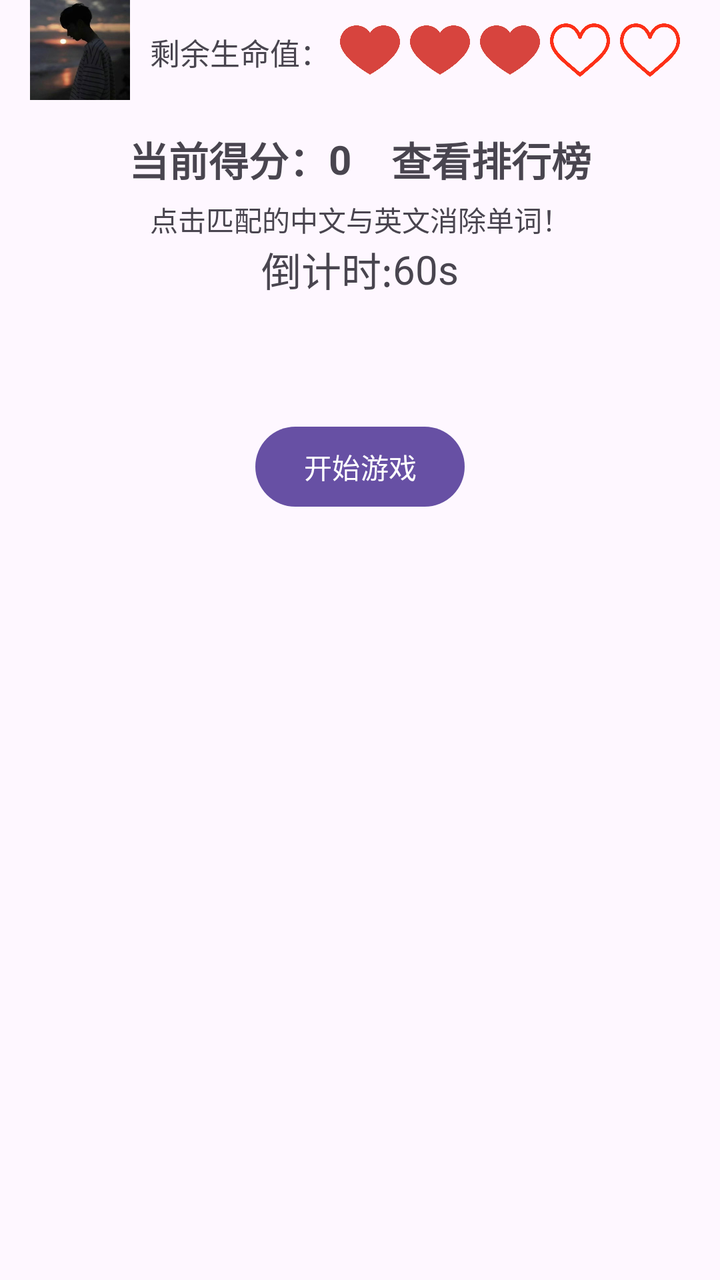
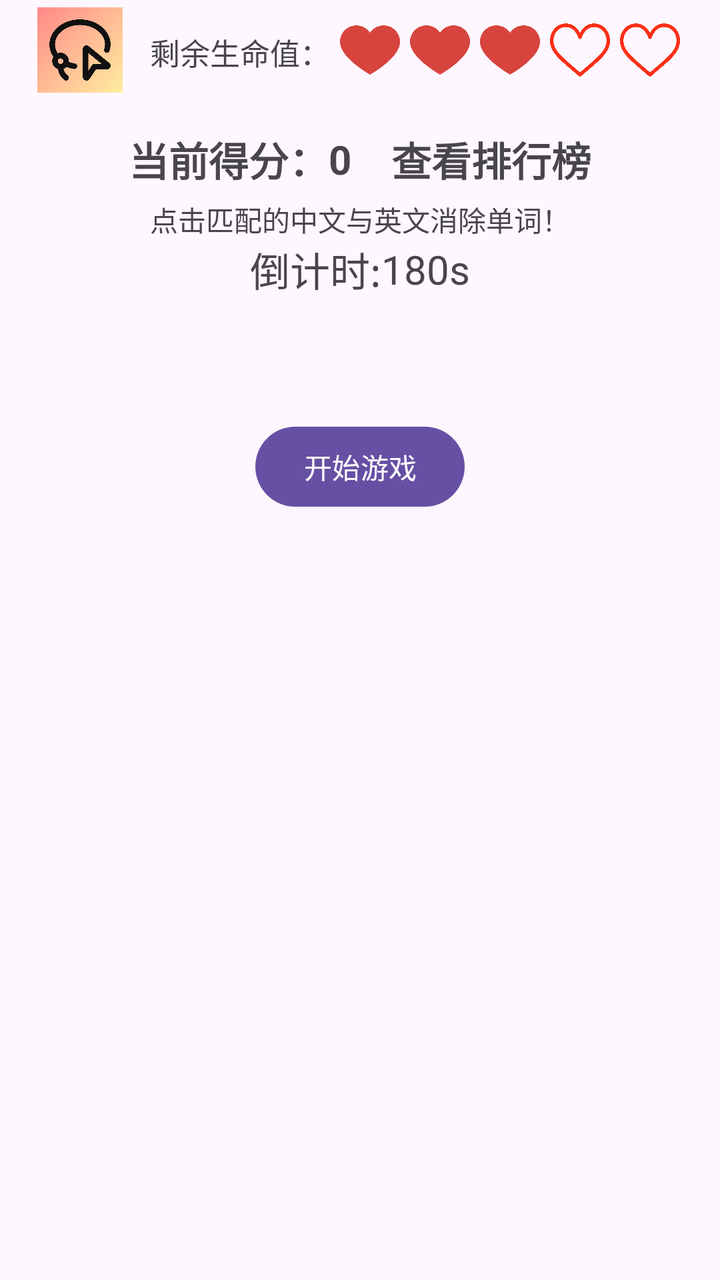

Screens rendered from an Android XML layout before and after an edit, with the pre-edit source and the edit as a unified diff.
<!-- AndroidManifest.xml: application theme Theme.WordCrush -->
<!-- res/layout/fragment_time_limit.xml -->
<?xml version="1.0" encoding="utf-8"?>
<LinearLayout xmlns:android="http://schemas.android.com/apk/res/android"
    android:layout_width="match_parent"
    android:layout_height="match_parent"
    android:orientation="vertical"
    android:gravity="center">

    <LinearLayout
        android:layout_width="match_parent"
        android:layout_height="wrap_content"
        android:fitsSystemWindows="true">

        <ImageView
            android:layout_width="50dp"
            android:layout_height="50dp"
            android:src="@drawable/default_avatar"
            android:layout_marginLeft="15dp"/>


        <TextView
            android:layout_width="wrap_content"
            android:layout_height="50dp"
            android:textSize="15sp"
            android:text="剩余生命值："
            android:layout_marginLeft="10dp"
            android:layout_marginTop="15dp"/>

        <ImageView
            android:id="@+id/heart1"
            android:layout_width="30dp"
            android:layout_height="50dp"
            android:src="@drawable/icon_red_heart"
            android:layout_marginLeft="5dp"/>

        <ImageView
            android:id="@+id/heart2"
            android:layout_width="30dp"
            android:layout_height="50dp"
            android:src="@drawable/icon_red_heart"
            android:layout_marginLeft="5dp"/>

        <ImageView
            android:id="@+id/heart3"
            android:layout_width="30dp"
            android:layout_height="50dp"
            android:src="@drawable/icon_red_heart"
            android:layout_marginLeft="5dp"/>

        <ImageView
            android:id="@+id/heart4"
            android:layout_width="30dp"
            android:layout_height="50dp"
            android:src="@drawable/icon_white_heart"
            android:layout_marginLeft="5dp"/>

        <ImageView
            android:id="@+id/heart5"
            android:layout_width="30dp"
            android:layout_height="50dp"
            android:src="@drawable/icon_white_heart"
            android:layout_marginLeft="5dp"/>

    </LinearLayout>

    <LinearLayout
        android:layout_width="match_parent"
        android:layout_height="wrap_content"
        android:gravity="center">
        <TextView
            android:layout_width="wrap_content"
            android:layout_height="wrap_content"
            android:text="当前得分："
            android:textSize="20sp"
            android:textStyle="bold"
            android:gravity="center"/>

        <TextView
            android:id="@+id/scoreText"
            android:layout_width="wrap_content"
            android:layout_height="wrap_content"
            android:text="0"
            android:textSize="20sp"
            android:textStyle="bold"
            android:gravity="center"/>

        <TextView
            android:id="@+id/rankingBtn"
            android:layout_width="wrap_content"
            android:layout_height="wrap_content"
            android:text="查看排行榜"
            android:textStyle="bold"
            android:textSize="20sp"
            android:layout_marginLeft="20dp" />

    </LinearLayout>

    <TextView
        android:layout_width="match_parent"
        android:layout_height="wrap_content"
        android:text="点击匹配的中文与英文消除单词！"
        android:layout_marginTop="5dp"
        android:gravity="center"/>

    <LinearLayout
        android:layout_width="match_parent"
        android:layout_height="wrap_content"
        android:orientation="horizontal"
        android:gravity="center">

        <TextView
            android:layout_width="wrap_content"
            android:layout_height="wrap_content"
            android:text="倒计时:"
            android:textSize="20sp"/>

        <TextView
            android:id="@+id/time"
            android:layout_width="wrap_content"
            android:layout_height="wrap_content"
            android:text="60s"
            android:textSize="20sp"/>

    </LinearLayout>

    <Button
        android:id="@+id/startGameBtn"
        android:layout_width="wrap_content"
        android:layout_height="wrap_content"
        android:layout_marginTop="60dp"
        android:text="开始游戏"/>

    <ScrollView
        xmlns:android="http://schemas.android.com/apk/res/android"
        android:layout_width="match_parent"
        android:layout_height="match_parent"
        android:paddingBottom="80dp">

        <LinearLayout
            xmlns:android="http://schemas.android.com/apk/res/android"
            android:orientation="horizontal"
            android:layout_width="match_parent"
            android:layout_height="match_parent"
            android:gravity="center"
            android:layout_marginTop="5dp"
            android:padding="5dp"
            android:visibility="gone"
            android:id="@+id/gameBody">

            
            <LinearLayout
                android:orientation="vertical"
                android:layout_width="0dp"
                android:layout_height="match_parent"
                android:layout_weight="1"
                android:gravity="top">

                <Button android:id="@+id/btn1" android:text="这是一个中文解释" android:layout_width="match_parent" android:layout_height="wrap_content" android:background="@drawable/rounded_button" android:layout_marginTop="5dp"/>
                <Button android:id="@+id/btn2" android:text="22222222222222" android:layout_width="match_parent" android:layout_height="wrap_content" android:background="@drawable/rounded_button" android:layout_marginTop="5dp"/>
                <Button android:id="@+id/btn3" android:text="33333333333333333333333" android:layout_width="match_parent" android:layout_height="wrap_content" android:background="@drawable/rounded_button" android:layout_marginTop="5dp"/>
                <Button android:id="@+id/btn4" android:text="4" android:layout_width="match_parent" android:layout_height="wrap_content" android:background="@drawable/rounded_button" android:layout_marginTop="5dp"/>
            </LinearLayout>

            
            <LinearLayout
                android:orientation="vertical"
                android:layout_width="0dp"
                android:layout_height="match_parent"
                android:layout_weight="1"
                android:layout_marginLeft="5dp"
                android:gravity="top">

                <Button android:id="@+id/btn5" android:text="5555555555555" android:layout_width="match_parent" android:layout_height="wrap_content" android:background="@drawable/rounded_button" android:layout_marginTop="5dp"/>
                <Button android:id="@+id/btn6" android:text="66666666666666666666666" android:layout_width="match_parent" android:layout_height="wrap_content" android:background="@drawable/rounded_button" android:layout_marginTop="5dp"/>
                <Button android:id="@+id/btn7" android:text="77777" android:layout_width="match_parent" android:layout_height="wrap_content" android:background="@drawable/rounded_button" android:layout_marginTop="5dp"/>
                <Button android:id="@+id/btn8" android:text="888888888" android:layout_width="match_parent" android:layout_height="wrap_content" android:background="@drawable/rounded_button" android:layout_marginTop="5dp"/>
            </LinearLayout>

            
            <LinearLayout
                android:orientation="vertical"
                android:layout_width="0dp"
                android:layout_height="match_parent"
                android:layout_weight="1"
                android:layout_marginLeft="5dp"
                android:gravity="top">

                <Button android:id="@+id/btn9" android:text="9" android:layout_width="match_parent" android:layout_height="wrap_content" android:background="@drawable/rounded_button" android:layout_marginTop="5dp"/>
                <Button android:id="@+id/btn10" android:text="10" android:layout_width="match_parent" android:layout_height="wrap_content" android:background="@drawable/rounded_button" android:layout_marginTop="5dp"/>
                <Button android:id="@+id/btn11" android:text="11" android:layout_width="match_parent" android:layout_height="wrap_content" android:background="@drawable/rounded_button" android:layout_marginTop="5dp"/>
                <Button android:id="@+id/btn12" android:text="12121212" android:layout_width="match_parent" android:layout_height="wrap_content" android:background="@drawable/rounded_button" android:layout_marginTop="5dp"/>
            </LinearLayout>

        </LinearLayout>

    </ScrollView>


</LinearLayout>
<!-- resources referenced by this layout -->
<resources>
  <!-- drawable default_avatar: jpg bitmap (drawable, 30745 bytes) -->
  <!-- drawable icon_red_heart: png bitmap (drawable, 11064 bytes) -->
  <!-- drawable icon_white_heart: png bitmap (drawable, 18247 bytes) -->
  <!-- drawable rounded_button (drawable) -->
  <shape xmlns:android="http://schemas.android.com/apk/res/android"
      android:shape="rectangle">
  
      
  
  
      
      <corners android:radius="16dp" />  
  
      
      <stroke
          android:width="1dp"
          android:color="#1976D2" />
  
  
  </shape>
  <style name="Theme.WordCrush" parent="Base.Theme.WordCrush" />
  <style name="Base.Theme.WordCrush" parent="Theme.Material3.DayNight.NoActionBar">
          
          
      </style>
</resources>

<!-- the commit's change to res/layout/fragment_time_limit.xml (unified diff, before → after) -->
@@ -11,9 +11,10 @@
         android:fitsSystemWindows="true">
 
         <ImageView
+            android:id="@+id/avatarImageView"
             android:layout_width="50dp"
             android:layout_height="50dp"
-            android:src="@drawable/default_avatar"
+            android:src="@drawable/logo"
             android:layout_marginLeft="15dp"/>
 
 
@@ -117,7 +118,7 @@
             android:id="@+id/time"
             android:layout_width="wrap_content"
             android:layout_height="wrap_content"
-            android:text="60s"
+            android:text="180s"
             android:textSize="20sp"/>
 
     </LinearLayout>
@@ -154,9 +155,9 @@
                 android:layout_weight="1"
                 android:gravity="top">
 
-                <Button android:id="@+id/btn1" android:text="这是一个中文解释" android:layout_width="match_parent" android:layout_height="wrap_content" android:background="@drawable/rounded_button" android:layout_marginTop="5dp"/>
-                <Button android:id="@+id/btn2" android:text="22222222222222" android:layout_width="match_parent" android:layout_height="wrap_content" android:background="@drawable/rounded_button" android:layout_marginTop="5dp"/>
-                <Button android:id="@+id/btn3" android:text="33333333333333333333333" android:layout_width="match_parent" android:layout_height="wrap_content" android:background="@drawable/rounded_button" android:layout_marginTop="5dp"/>
+                <Button android:id="@+id/btn1" android:text="1" android:layout_width="match_parent" android:layout_height="wrap_content" android:background="@drawable/rounded_button" android:layout_marginTop="5dp"/>
+                <Button android:id="@+id/btn2" android:text="2" android:layout_width="match_parent" android:layout_height="wrap_content" android:background="@drawable/rounded_button" android:layout_marginTop="5dp"/>
+                <Button android:id="@+id/btn3" android:text="3" android:layout_width="match_parent" android:layout_height="wrap_content" android:background="@drawable/rounded_button" android:layout_marginTop="5dp"/>
                 <Button android:id="@+id/btn4" android:text="4" android:layout_width="match_parent" android:layout_height="wrap_content" android:background="@drawable/rounded_button" android:layout_marginTop="5dp"/>
             </LinearLayout>
 
@@ -169,10 +170,10 @@
                 android:layout_marginLeft="5dp"
                 android:gravity="top">
 
-                <Button android:id="@+id/btn5" android:text="5555555555555" android:layout_width="match_parent" android:layout_height="wrap_content" android:background="@drawable/rounded_button" android:layout_marginTop="5dp"/>
-                <Button android:id="@+id/btn6" android:text="66666666666666666666666" android:layout_width="match_parent" android:layout_height="wrap_content" android:background="@drawable/rounded_button" android:layout_marginTop="5dp"/>
-                <Button android:id="@+id/btn7" android:text="77777" android:layout_width="match_parent" android:layout_height="wrap_content" android:background="@drawable/rounded_button" android:layout_marginTop="5dp"/>
-                <Button android:id="@+id/btn8" android:text="888888888" android:layout_width="match_parent" android:layout_height="wrap_content" android:background="@drawable/rounded_button" android:layout_marginTop="5dp"/>
+                <Button android:id="@+id/btn5" android:text="5" android:layout_width="match_parent" android:layout_height="wrap_content" android:background="@drawable/rounded_button" android:layout_marginTop="5dp"/>
+                <Button android:id="@+id/btn6" android:text="6" android:layout_width="match_parent" android:layout_height="wrap_content" android:background="@drawable/rounded_button" android:layout_marginTop="5dp"/>
+                <Button android:id="@+id/btn7" android:text="7" android:layout_width="match_parent" android:layout_height="wrap_content" android:background="@drawable/rounded_button" android:layout_marginTop="5dp"/>
+                <Button android:id="@+id/btn8" android:text="8" android:layout_width="match_parent" android:layout_height="wrap_content" android:background="@drawable/rounded_button" android:layout_marginTop="5dp"/>
             </LinearLayout>
 
             
@@ -187,7 +188,7 @@
                 <Button android:id="@+id/btn9" android:text="9" android:layout_width="match_parent" android:layout_height="wrap_content" android:background="@drawable/rounded_button" android:layout_marginTop="5dp"/>
                 <Button android:id="@+id/btn10" android:text="10" android:layout_width="match_parent" android:layout_height="wrap_content" android:background="@drawable/rounded_button" android:layout_marginTop="5dp"/>
                 <Button android:id="@+id/btn11" android:text="11" android:layout_width="match_parent" android:layout_height="wrap_content" android:background="@drawable/rounded_button" android:layout_marginTop="5dp"/>
-                <Button android:id="@+id/btn12" android:text="12121212" android:layout_width="match_parent" android:layout_height="wrap_content" android:background="@drawable/rounded_button" android:layout_marginTop="5dp"/>
+                <Button android:id="@+id/btn12" android:text="12" android:layout_width="match_parent" android:layout_height="wrap_content" android:background="@drawable/rounded_button" android:layout_marginTop="5dp"/>
             </LinearLayout>
 
         </LinearLayout>
<!-- resource entries referenced after the edit -->
@@ -1,8 +1,8 @@
 <!-- resources referenced by this layout -->
 <resources>
-  <!-- drawable default_avatar: jpg bitmap (drawable, 30745 bytes) -->
   <!-- drawable icon_red_heart: png bitmap (drawable, 11064 bytes) -->
   <!-- drawable icon_white_heart: png bitmap (drawable, 18247 bytes) -->
+  <!-- drawable logo: jpg bitmap (drawable, 136564 bytes) -->
   <!-- drawable rounded_button (drawable) -->
   <shape xmlns:android="http://schemas.android.com/apk/res/android"
       android:shape="rectangle">
